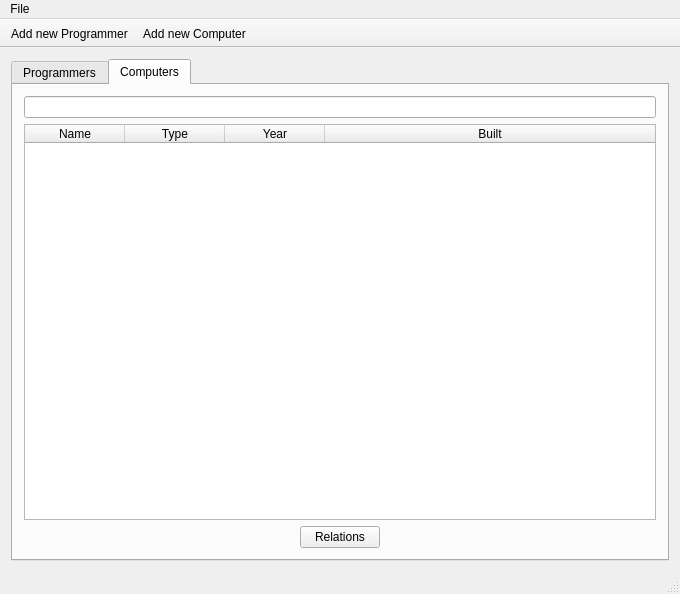
Before: the Qt Designer form mainwindow.ui in DORB/Verkur3GUI, drawn with Qt 5.
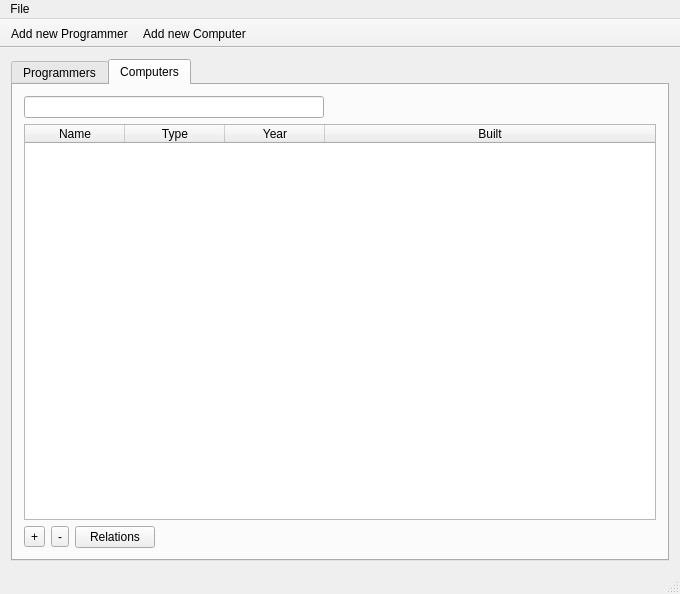
After: the same form once the commit is applied. The open tabs and pages were chosen to show the change. Icons and pictures are not drawn.

Commit message: Snurfusaði til staðsetningu takka

Diff of the .ui file:
```diff
--- a/mainwindow.ui
+++ b/mainwindow.ui
@@ -146,7 +146,14 @@
          </attribute>
          <layout class="QVBoxLayout" name="verticalLayout_4">
           <item>
-           <widget class="QLineEdit" name="input_search_computers"/>
+           <widget class="QLineEdit" name="input_search_computers">
+            <property name="maximumSize">
+             <size>
+              <width>300</width>
+              <height>16777215</height>
+             </size>
+            </property>
+           </widget>
           </item>
           <item>
            <widget class="QTableWidget" name="table_computers">
@@ -187,7 +194,23 @@
             </column>
            </widget>
           </item>
-          <item alignment="Qt::AlignHCenter">
+          <item>
+           <layout class="QHBoxLayout" name="horizontalLayout_2">
+            <item>
+             <widget class="QToolButton" name="button_add_computer">
+              <property name="text">
+               <string>+</string>
+              </property>
+             </widget>
+            </item>
+            <item>
+             <widget class="QToolButton" name="button_remove_computer">
+              <property name="text">
+               <string>-</string>
+              </property>
+             </widget>
+            </item>
+            <item>
            <widget class="QPushButton" name="button_relations_computers">
             <property name="maximumSize">
              <size>
@@ -199,6 +222,21 @@
              <string>Relations</string>
             </property>
            </widget>
+            </item>
+            <item>
+             <spacer name="horizontalSpacer_2">
+              <property name="orientation">
+               <enum>Qt::Horizontal</enum>
+              </property>
+              <property name="sizeHint" stdset="0">
+               <size>
+                <width>40</width>
+                <height>20</height>
+               </size>
+              </property>
+             </spacer>
+            </item>
+           </layout>
           </item>
          </layout>
         </widget>
```
Left out of the diff: 32 changed lines with no effect on the pictures. Lines whose indentation alone changed are shown as unchanged. The commit also changes 2 other files.
